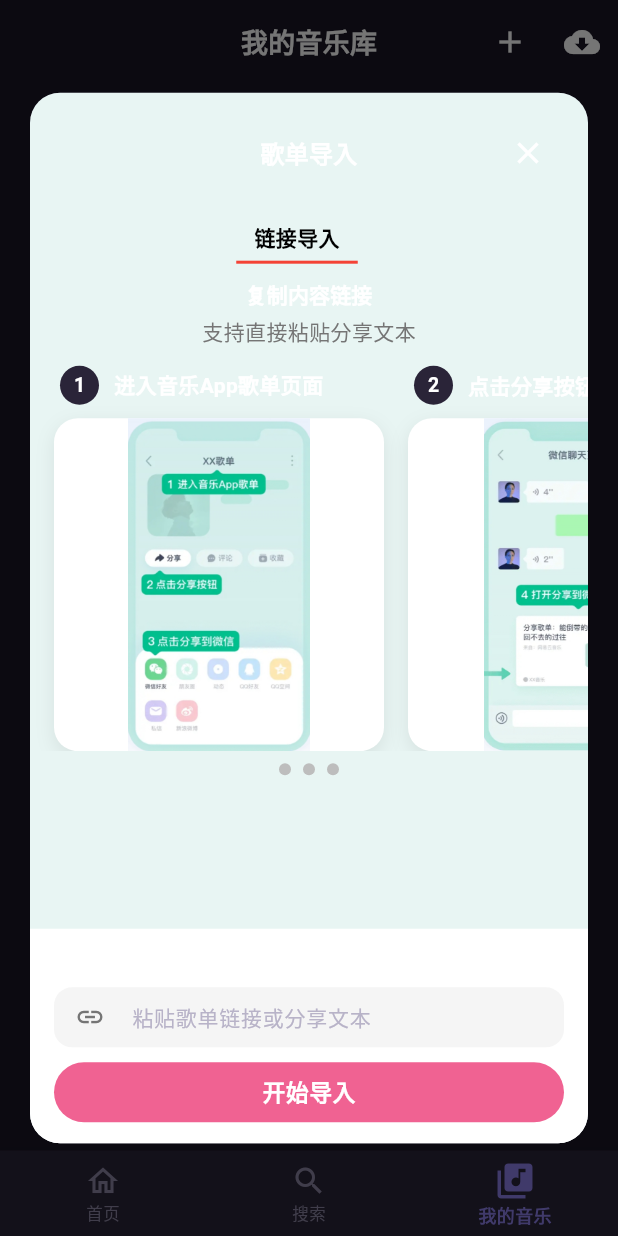
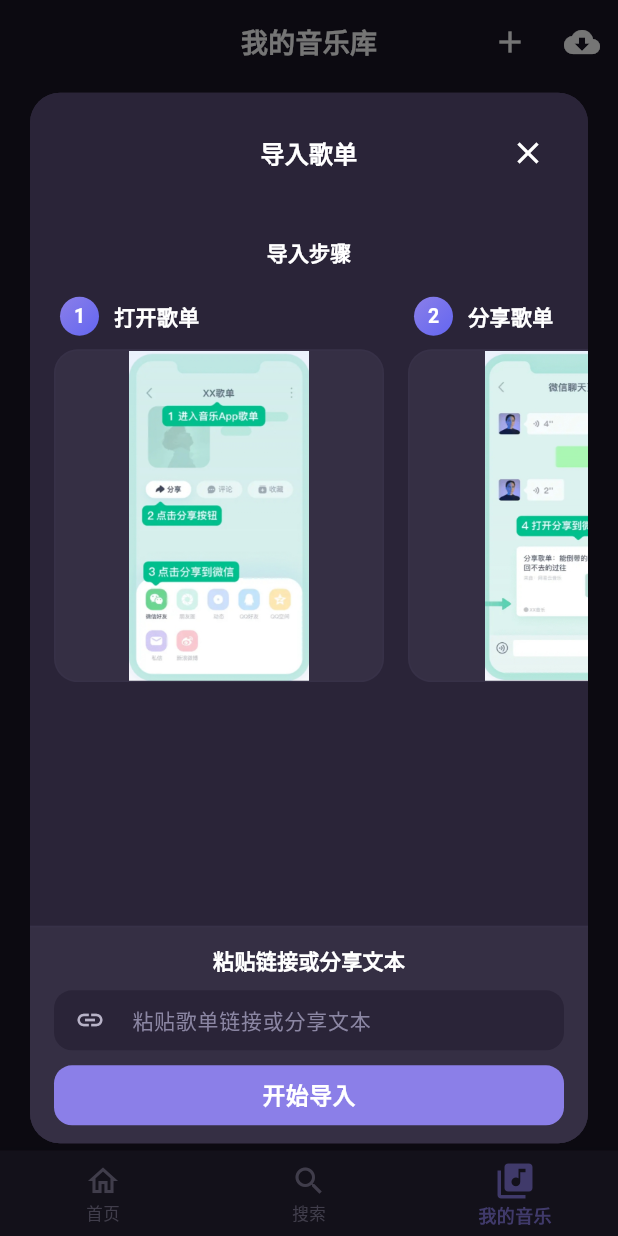
Before and after one commit to njuliebe/music-app, a Flutter app: the screen it shows after launch, item 3 of the bottom bar chosen, after a tap on the "cloud download" icon, on a phone screen of 412 x 824 dp. Run offline on Flutter 3.47's test engine with Material 3 defaults, Android fonts, the phone set to English and light mode, and no system bars; our stand-ins replace dio, flutter_riverpod, freezed_annotation, just_audio, rxdart, scrollable_positioned_list and 2 more; accounts and stored records are empty.

Commit message:
update ui

```diff
--- a/lib/src/features/home/presentation/home_page.dart
+++ b/lib/src/features/home/presentation/home_page.dart
@@ -15,27 +15,10 @@ class HomePage extends StatelessWidget {
           child: Column(
             crossAxisAlignment: CrossAxisAlignment.center,
             children: [
-              const SizedBox(height: 40),
+              const SizedBox(height: 20),
               // 主Logo展示
-              const Center(child: AppLogo(size: 120, showText: true)),
-              const SizedBox(height: 60),
-
-              // 欢迎文字
-              Text(
-                '欢迎使用 MusicX',
-                style: Theme.of(context).textTheme.headlineMedium?.copyWith(
-                  color: AppTheme.textPrimary,
-                  fontWeight: FontWeight.bold,
-                ),
-              ),
-              const SizedBox(height: 12),
-              Text(
-                '探索无限音乐世界',
-                style: Theme.of(
-                  context,
-                ).textTheme.bodyLarge?.copyWith(color: AppTheme.textSecondary),
-              ),
-              const SizedBox(height: 40),
+              const Center(child: AppLogo(size: 100, showText: true)),
+              const SizedBox(height: 30),
 
               // 功能卡片
               _buildFeatureCard(
@@ -45,7 +28,7 @@ class HomePage extends StatelessWidget {
                 description: '快速找到你喜欢的音乐',
                 gradient: [AppTheme.accentPurple, AppTheme.accentBlue],
               ),
-              const SizedBox(height: 16),
+              const SizedBox(height: 12),
               _buildFeatureCard(
                 context,
                 icon: Icons.library_music_rounded,
@@ -53,7 +36,7 @@ class HomePage extends StatelessWidget {
                 description: '轻松导入和管理你的歌单',
                 gradient: [AppTheme.accentBlue, AppTheme.accentPurple],
               ),
-              const SizedBox(height: 16),
+              const SizedBox(height: 12),
               _buildFeatureCard(
                 context,
                 icon: Icons.lyrics_rounded,
@@ -62,7 +45,7 @@ class HomePage extends StatelessWidget {
                 gradient: [AppTheme.accentPurple, AppTheme.primaryMedium],
               ),
 
-              const SizedBox(height: 40),
+              const SizedBox(height: 20),
 
               // Logo变体展示
               // Container(
@@ -106,7 +89,7 @@ class HomePage extends StatelessWidget {
     required List<Color> gradient,
   }) {
     return Container(
-      padding: const EdgeInsets.all(16),
+      padding: const EdgeInsets.all(14),
       decoration: BoxDecoration(
         color: AppTheme.backgroundCard,
         borderRadius: BorderRadius.circular(16),
@@ -118,8 +101,8 @@ class HomePage extends StatelessWidget {
       child: Row(
         children: [
           Container(
-            width: 48,
-            height: 48,
+            width: 44,
+            height: 44,
             decoration: BoxDecoration(
               gradient: LinearGradient(
                 begin: Alignment.topLeft,
@@ -128,7 +111,7 @@ class HomePage extends StatelessWidget {
               ),
               borderRadius: BorderRadius.circular(12),
             ),
-            child: Icon(icon, color: Colors.white, size: 24),
+            child: Icon(icon, color: Colors.white, size: 22),
           ),
           const SizedBox(width: 16),
           Expanded(
@@ -139,16 +122,16 @@ class HomePage extends StatelessWidget {
                   title,
                   style: const TextStyle(
                     color: AppTheme.textPrimary,
-                    fontSize: 16,
+                    fontSize: 15,
                     fontWeight: FontWeight.w600,
                   ),
                 ),
-                const SizedBox(height: 4),
+                const SizedBox(height: 2),
                 Text(
                   description,
                   style: const TextStyle(
                     color: AppTheme.textSecondary,
-                    fontSize: 13,
+                    fontSize: 12,
                   ),
                 ),
               ],
--- a/lib/src/features/library/presentation/widgets/import_tips_dialog.dart
+++ b/lib/src/features/library/presentation/widgets/import_tips_dialog.dart
@@ -1,4 +1,5 @@
 import 'package:flutter/material.dart';
+import 'package:music_app/src/shared/theme/app_theme.dart';
 
 class ImportTipsDialog extends StatefulWidget {
   final VoidCallback onComplete;
@@ -12,26 +13,25 @@ class ImportTipsDialog extends StatefulWidget {
 class _ImportTipsDialogState extends State<ImportTipsDialog> {
   final ScrollController _scrollController = ScrollController();
   final TextEditingController _urlController = TextEditingController();
-  bool _imagesLoaded = false;
 
   final List<_TipStep> _steps = [
     _TipStep(
-      title: '进入音乐App歌单',
+      title: '打开歌单',
       imagePath: 'lib/assets/images/import_tips/step1.jpg',
       description: '第1步',
-      subtitle: '进入音乐App歌单页面',
+      subtitle: '打开歌单',
     ),
     _TipStep(
-      title: '点击分享按钮',
+      title: '分享歌单',
       imagePath: 'lib/assets/images/import_tips/step2.jpg',
       description: '第2步',
-      subtitle: '点击分享按钮',
+      subtitle: '分享歌单',
     ),
     _TipStep(
-      title: '复制链接或分享文本',
+      title: '复制链接',
       imagePath: 'lib/assets/images/import_tips/step3.jpg',
       description: '第3步',
-      subtitle: '复制链接或直接复制分享文本',
+      subtitle: '复制链接',
     ),
   ];
 
@@ -48,11 +48,6 @@ class _ImportTipsDialogState extends State<ImportTipsDialog> {
       } catch (e) {
         debugPrint('Failed to preload image ${step.imagePath}: $e');
       }
-    }
-    if (mounted) {
-      setState(() {
-        _imagesLoaded = true;
-      });
     }
   }
 
@@ -75,7 +70,7 @@ class _ImportTipsDialogState extends State<ImportTipsDialog> {
         ),
         decoration: BoxDecoration(
           borderRadius: BorderRadius.circular(20),
-          color: const Color(0xFFE8F5F3),
+          color: AppTheme.backgroundCard,
         ),
         child: Scaffold(
           backgroundColor: Colors.transparent,
@@ -89,9 +84,12 @@ class _ImportTipsDialogState extends State<ImportTipsDialog> {
                   const SizedBox(width: 48),
                   Expanded(
                     child: Text(
-                      '歌单导入',
+                      '导入歌单',
                       textAlign: TextAlign.center,
-                      style: Theme.of(context).textTheme.titleLarge,
+                      style: Theme.of(context).textTheme.titleLarge?.copyWith(
+                        color: AppTheme.textPrimary,
+                        fontWeight: FontWeight.w600,
+                      ),
                     ),
                   ),
                   IconButton(
@@ -107,37 +105,18 @@ class _ImportTipsDialogState extends State<ImportTipsDialog> {
                 shrinkWrap: false,
                 padding: EdgeInsets.zero,
                 children: [
-                  // Tab indicators
-                  Container(
-                    padding: const EdgeInsets.symmetric(horizontal: 20),
-                    child: Row(
-                      mainAxisAlignment: MainAxisAlignment.center,
-                      children: [
-                        _buildTabButton('链接导入', true),
-                        const SizedBox(width: 16),
-                      ],
-                    ),
-                  ),
-                  const SizedBox(height: 10),
+                  const SizedBox(height: 16),
                   // Title
                   Center(
                     child: Text(
-                      '复制内容链接',
+                      '导入步骤',
                       style: Theme.of(context).textTheme.titleMedium?.copyWith(
-                        fontWeight: FontWeight.bold,
+                        color: AppTheme.textPrimary,
+                        fontWeight: FontWeight.w600,
                       ),
                     ),
                   ),
-                  const SizedBox(height: 4),
-                  Center(
-                    child: Text(
-                      '支持直接粘贴分享文本',
-                      style: Theme.of(context).textTheme.bodyMedium?.copyWith(
-                        color: Colors.grey[600],
-                      ),
-                    ),
-                  ),
-                  const SizedBox(height: 10),
+                  const SizedBox(height: 16),
                   // Horizontal scrollable steps
                   SizedBox(
                     height: 260,
@@ -152,44 +131,38 @@ class _ImportTipsDialogState extends State<ImportTipsDialog> {
                     ),
                   ),
                   const SizedBox(height: 8),
-                  // Step indicators
-                  Row(
-                    mainAxisAlignment: MainAxisAlignment.center,
-                    children: List.generate(
-                      _steps.length,
-                      (index) => Container(
-                        margin: const EdgeInsets.symmetric(horizontal: 4),
-                        width: 8,
-                        height: 8,
-                        decoration: BoxDecoration(
-                          shape: BoxShape.circle,
-                          color: Colors.grey[400],
-                        ),
-                      ),
-                    ),
-                  ),
-                  const SizedBox(height: 12),
+                  const SizedBox(height: 16),
                 ],
               ),
             ),
             // Bottom section with input (non-scrollable)
             Container(
-              padding: const EdgeInsets.symmetric(horizontal: 16, vertical: 10),
+              padding: const EdgeInsets.symmetric(horizontal: 16, vertical: 12),
               decoration: BoxDecoration(
-                color: Colors.white,
+                color: AppTheme.backgroundElevated,
                 borderRadius: const BorderRadius.only(
                   bottomLeft: Radius.circular(20),
                   bottomRight: Radius.circular(20),
+                ),
+                border: Border(
+                  top: BorderSide(
+                    color: AppTheme.divider.withValues(alpha: 0.3),
+                    width: 1,
+                  ),
                 ),
               ),
               child: Column(
                 mainAxisSize: MainAxisSize.min,
                 children: [
-                  const Text(
-                    '第2步  将链接粘贴到下方',
-                    style: TextStyle(fontSize: 14, fontWeight: FontWeight.bold),
+                  Text(
+                    '粘贴链接或分享文本',
+                    style: TextStyle(
+                      fontSize: 14,
+                      fontWeight: FontWeight.w600,
+                      color: AppTheme.textPrimary,
+                    ),
                   ),
-                  const SizedBox(height: 8),
+                  const SizedBox(height: 10),
                   // URL Input field
                   SizedBox(
                     height: 40,
@@ -197,20 +170,20 @@ class _ImportTipsDialogState extends State<ImportTipsDialog> {
                       controller: _urlController,
                       decoration: InputDecoration(
                         hintText: '粘贴歌单链接或分享文本',
-                        hintStyle: const TextStyle(fontSize: 14),
+                        hintStyle: TextStyle(fontSize: 14, color: AppTheme.textHint),
                         filled: true,
-                        fillColor: Colors.grey[100],
+                        fillColor: AppTheme.backgroundCard,
                         border: OutlineInputBorder(
-                          borderRadius: BorderRadius.circular(10),
+                          borderRadius: BorderRadius.circular(12),
                           borderSide: BorderSide.none,
                         ),
                         contentPadding: const EdgeInsets.symmetric(
                           horizontal: 12,
                           vertical: 8,
                         ),
-                        prefixIcon: Icon(Icons.link, color: Colors.grey[600], size: 20),
+                        prefixIcon: Icon(Icons.link, color: AppTheme.textSecondary, size: 20),
                       ),
-                      style: const TextStyle(fontSize: 14),
+                      style: TextStyle(fontSize: 14, color: AppTheme.textPrimary),
                       maxLines: 1,
                     ),
                   ),
@@ -231,10 +204,10 @@ class _ImportTipsDialogState extends State<ImportTipsDialog> {
                         Navigator.of(context).pop(playlistUrl);
                       },
                       style: ElevatedButton.styleFrom(
-                        backgroundColor: Colors.pink[300],
+                        backgroundColor: AppTheme.accentPurple,
                         padding: EdgeInsets.zero,
                         shape: RoundedRectangleBorder(
-                          borderRadius: BorderRadius.circular(20),
+                          borderRadius: BorderRadius.circular(12),
                         ),
                       ),
                       child: const Text(
@@ -247,33 +220,11 @@ class _ImportTipsDialogState extends State<ImportTipsDialog> {
                       ),
                     ),
                   ),
-                  const SizedBox(height: 4),
                 ],
               ),
             ),
             ],
           ),
-        ),
-      ),
-    );
-  }
-
-  Widget _buildTabButton(String label, bool isActive) {
-    return Container(
-      padding: const EdgeInsets.symmetric(horizontal: 12, vertical: 6),
-      decoration: BoxDecoration(
-        border: Border(
-          bottom: BorderSide(
-            color: isActive ? Colors.red : Colors.transparent,
-            width: 2,
-          ),
-        ),
-      ),
-      child: Text(
-        label,
-        style: TextStyle(
-          color: isActive ? Colors.black : Colors.grey,
-          fontWeight: isActive ? FontWeight.bold : FontWeight.normal,
         ),
       ),
     );
@@ -299,7 +250,11 @@ class _ImportTipsDialogState extends State<ImportTipsDialog> {
                   height: 26,
                   decoration: BoxDecoration(
                     shape: BoxShape.circle,
-                    color: Theme.of(context).primaryColor,
+                    gradient: LinearGradient(
+                      begin: Alignment.topLeft,
+                      end: Alignment.bottomRight,
+                      colors: [AppTheme.accentPurple, AppTheme.accentBlue],
+                    ),
                   ),
                   child: Center(
                     child: Text(
@@ -316,9 +271,10 @@ class _ImportTipsDialogState extends State<ImportTipsDialog> {
                 Expanded(
                   child: Text(
                     step.subtitle ?? step.title,
-                    style: const TextStyle(
+                    style: TextStyle(
                       fontSize: 14,
                       fontWeight: FontWeight.w600,
+                      color: AppTheme.textPrimary,
                     ),
                     maxLines: 1,
                     overflow: TextOverflow.ellipsis,
@@ -333,14 +289,11 @@ class _ImportTipsDialogState extends State<ImportTipsDialog> {
             child: Container(
               decoration: BoxDecoration(
                 borderRadius: BorderRadius.circular(16),
-                color: Colors.white,
-                boxShadow: [
-                  BoxShadow(
-                    color: Colors.black.withValues(alpha: 0.08),
-                    blurRadius: 10,
-                    offset: const Offset(0, 4),
-                  ),
-                ],
+                color: AppTheme.backgroundElevated,
+                border: Border.all(
+                  color: AppTheme.divider.withValues(alpha: 0.3),
+                  width: 1,
+                ),
               ),
               child: ClipRRect(
                 borderRadius: BorderRadius.circular(16),
@@ -351,7 +304,7 @@ class _ImportTipsDialogState extends State<ImportTipsDialog> {
                   errorBuilder: (context, error, stackTrace) {
                     debugPrint('Error loading image ${step.imagePath}: $error');
                     return Container(
-                      color: Colors.grey[100],
+                      color: AppTheme.backgroundCard,
                       child: Center(
                         child: Column(
                           mainAxisAlignment: MainAxisAlignment.center,
@@ -359,13 +312,13 @@ class _ImportTipsDialogState extends State<ImportTipsDialog> {
                             Icon(
                               Icons.image_not_supported,
                               size: 40,
-                              color: Colors.grey[400],
+                              color: AppTheme.textSecondary,
                             ),
                             const SizedBox(height: 12),
                             Text(
                               step.description,
                               style: TextStyle(
-                                color: Colors.grey[600],
+                                color: AppTheme.textSecondary,
                                 fontSize: 14,
                                 fontWeight: FontWeight.w500,
                               ),
```
